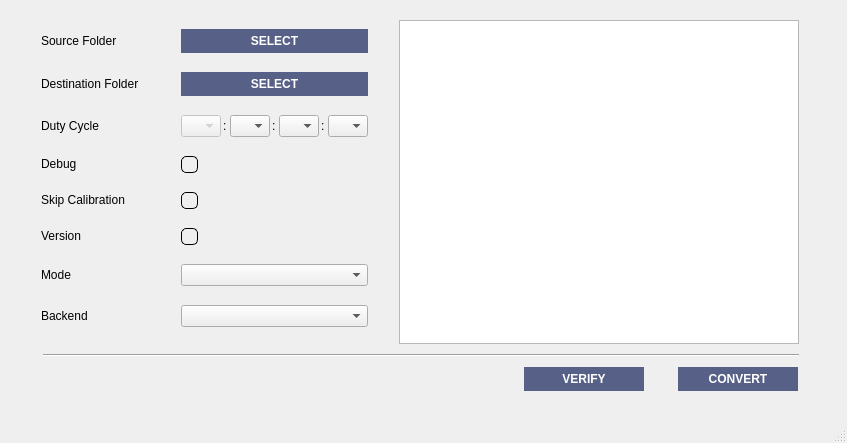
discos/discos2class, file gui/d2c_gui.ui: the form before one commit.
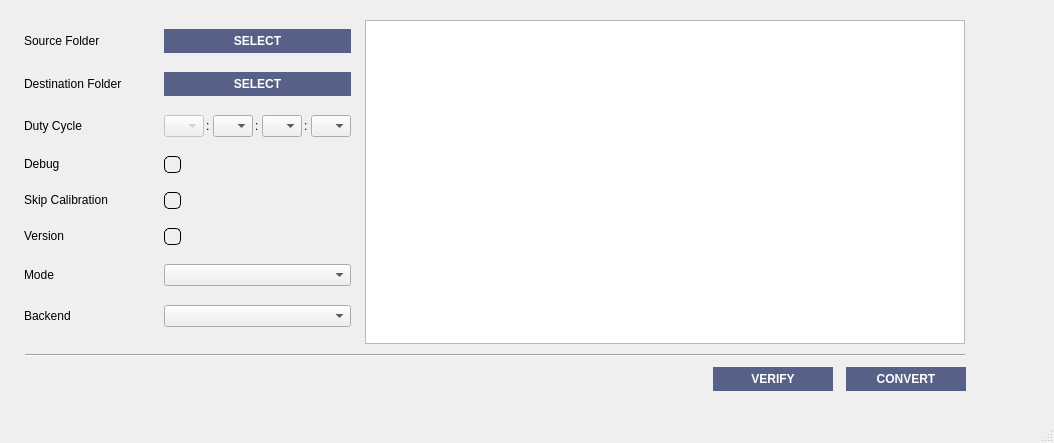
The form after the commit. Icons and pictures are not drawn.

Commit message: Updated GUI with larger size of TextArea and usage of different font colours

Patch:
```diff
--- a/gui/d2c_gui.ui
+++ b/gui/d2c_gui.ui
@@ -6,7 +6,7 @@
    <rect>
     <x>0</x>
     <y>0</y>
-    <width>847</width>
+    <width>1054</width>
     <height>443</height>
    </rect>
   </property>
@@ -37,7 +37,7 @@
      <rect>
       <x>20</x>
       <y>20</y>
-      <width>802</width>
+      <width>951</width>
       <height>371</height>
      </rect>
     </property>
@@ -50,9 +50,6 @@
        <property name="spacing">
         <number>10</number>
        </property>
-       <property name="sizeConstraint">
-        <enum>QLayout::SetDefaultConstraint</enum>
-       </property>
        <item>
         <layout class="QGridLayout" name="gridLayout" columnstretch="1,0">
          <item row="1" column="0">
@@ -1074,13 +1071,13 @@
          </property>
          <property name="minimumSize">
           <size>
-           <width>400</width>
+           <width>600</width>
            <height>0</height>
           </size>
          </property>
          <property name="maximumSize">
           <size>
-           <width>400</width>
+           <width>500</width>
            <height>16777215</height>
           </size>
          </property>
@@ -1097,14 +1094,14 @@
      <item alignment="Qt::AlignHCenter">
       <widget class="Line" name="line">
        <property name="sizePolicy">
-        <sizepolicy hsizetype="Minimum" vsizetype="Fixed">
+        <sizepolicy hsizetype="Preferred" vsizetype="Fixed">
          <horstretch>0</horstretch>
          <verstretch>0</verstretch>
         </sizepolicy>
        </property>
        <property name="minimumSize">
         <size>
-         <width>756</width>
+         <width>940</width>
          <height>0</height>
         </size>
        </property>
@@ -1125,7 +1122,7 @@
         <number>10</number>
        </property>
        <property name="leftMargin">
-        <number>480</number>
+        <number>690</number>
        </property>
        <item>
         <widget class="QPushButton" name="verify_btn">
```
Left out of the diff: 2 changed lines with no effect on the pictures. The commit also changes 1 other file.
